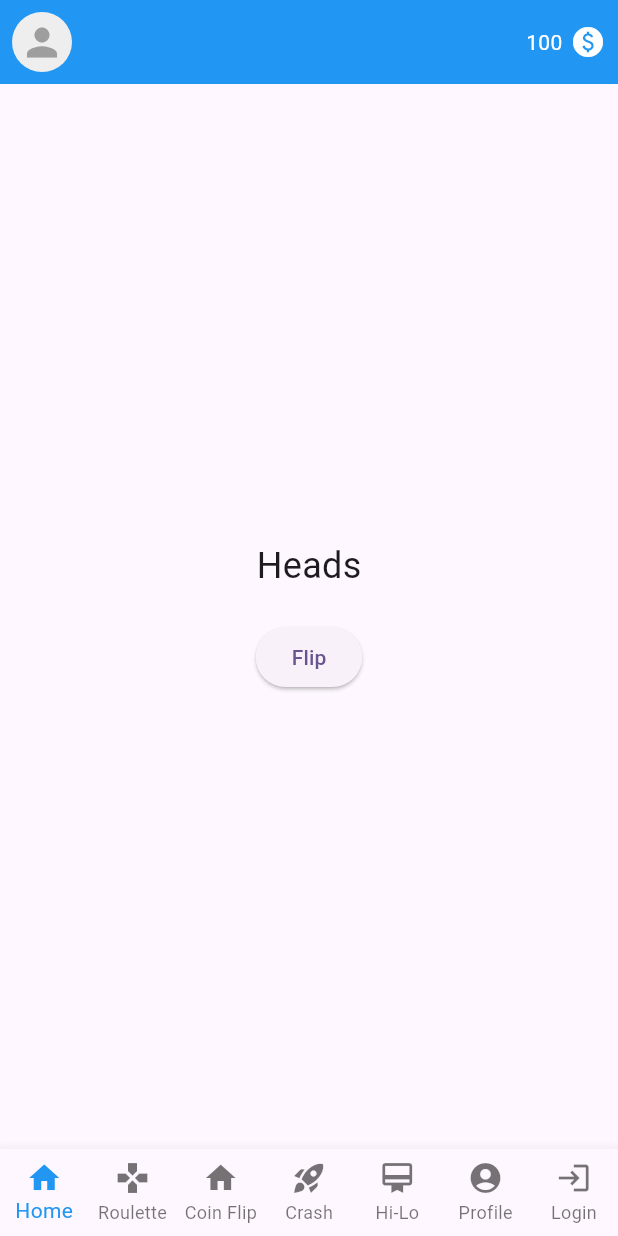
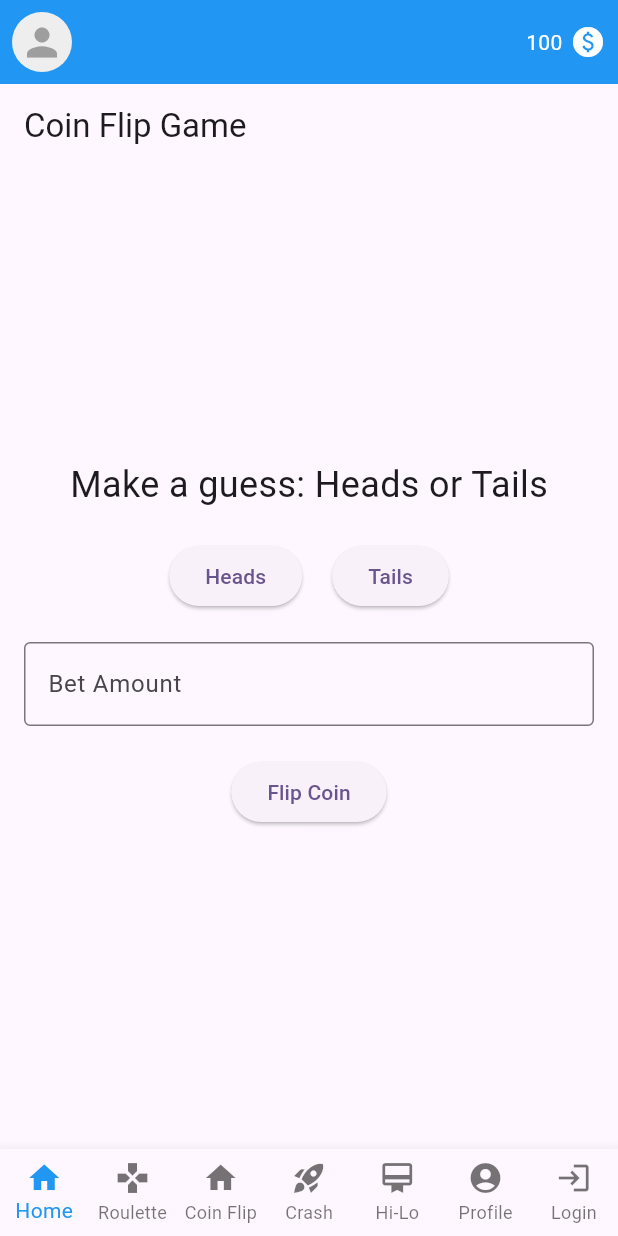
Before and after one commit to xedom/hsma_cpd_project, a Flutter app: the GameCoinFlipPage screen opened by its route, on a phone screen of 412 x 824 dp. Run offline on Flutter 3.47's test engine with Material 3 defaults, Android fonts, the light colour scheme and no system bars; our stand-ins replace fl_chart, go_router; network calls fail.

Commit message:
added coinflip game

```diff
--- a/lib/screens/game_coinflip.dart
+++ b/lib/screens/game_coinflip.dart
@@ -10,31 +10,112 @@ class GameCoinFlipPage extends StatefulWidget {
 }
 
 class _GameCoinFlipPageState extends State<GameCoinFlipPage> {
-  final Random random = Random();
-  bool isHeads = true;
+  final TextEditingController _betController = TextEditingController();
+  String _userGuess = '';
+  String _coinResult = '';
+  String _message = '';
+  bool _isHeads = true;
 
-  void flipCoin() {
+  void _flipCoin() {
     setState(() {
-      isHeads = random.nextBool();
+      double bet = double.tryParse(_betController.text) ?? 0;
+
+      _isHeads = Random().nextBool();
+      _coinResult = _isHeads ? 'Heads' : 'Tails';
+
+      if (_userGuess == _coinResult) {
+        _message = 'You won ${bet * 2} coins!';
+      } else {
+        _message = 'You lost ${bet.toStringAsFixed(2)} coins!';
+      }
     });
+  }
+
+  @override
+  void dispose() {
+    _betController.dispose();
+    super.dispose();
   }
 
   @override
   Widget build(BuildContext context) {
     return Scaffold(
-      body: Center(
+      appBar: AppBar(
+        title: const Text('Coin Flip Game'),
+      ),
+      body: Padding(
+        padding: const EdgeInsets.all(16.0),
         child: Column(
           mainAxisAlignment: MainAxisAlignment.center,
           children: [
-            Text(
-              isHeads ? 'Heads' : 'Tails',
-              style: const TextStyle(fontSize: 24),
+            const Text(
+              'Make a guess: Heads or Tails',
+              style: TextStyle(fontSize: 24),
+            ),
+            const SizedBox(height: 20),
+            Row(
+              mainAxisAlignment: MainAxisAlignment.center,
+              children: [
+                ElevatedButton(
+                  onPressed: () {
+                    setState(() {
+                      _userGuess = 'Heads';
+                    });
+                  },
+                  child: const Text('Heads'),
+                  // style: ElevatedButton.styleFrom(
+                  //   primary: _userGuess == 'Heads' ? Colors.blue : Colors.grey,
+                  // ),
+                ),
+                const SizedBox(width: 20),
+                ElevatedButton(
+                  onPressed: () {
+                    setState(() {
+                      _userGuess = 'Tails';
+                    });
+                  },
+                  child: const Text('Tails'),
+                  // style: ElevatedButton.styleFrom(
+                  //   primary: _userGuess == 'Tails' ? Colors.blue : Colors.grey,
+                  // ),
+                ),
+              ],
+            ),
+            const SizedBox(height: 20),
+            TextField(
+              controller: _betController,
+              decoration: InputDecoration(
+                labelText: 'Bet Amount',
+                border: OutlineInputBorder(),
+              ),
+              keyboardType:
+                  const TextInputType.numberWithOptions(decimal: true),
             ),
             const SizedBox(height: 20),
             ElevatedButton(
-              onPressed: flipCoin,
-              child: const Text('Flip'),
+              onPressed: _flipCoin,
+              child: Text('Flip Coin'),
             ),
+            const SizedBox(height: 20),
+            if (_coinResult.isNotEmpty)
+              Column(
+                children: [
+                  Text(
+                    'Result: $_coinResult',
+                    style: TextStyle(fontSize: 24),
+                  ),
+                  SizedBox(height: 10),
+                  Image.asset(
+                    _isHeads ? 'assets/heads.png' : 'assets/tails.png',
+                    height: 100,
+                    width: 100,
+                  ),
+                  SizedBox(height: 20),
+                  Text(_message,
+                      style: const TextStyle(
+                          fontSize: 18, fontWeight: FontWeight.bold)),
+                ],
+              ),
           ],
         ),
       ),
--- a/lib/widgets/roulette_widget.dart
+++ b/lib/widgets/roulette_widget.dart
@@ -54,7 +54,8 @@ class _RouletteWidgetState extends State<RouletteWidget>
               builder: (context, child) {
                 var angle = rouletteLogic.calculateCurrentAngle();
                 WidgetsBinding.instance.addPostFrameCallback((_) {
-                  widget.onAnimationEnd(rouletteLogic.extractedNumber);
+                  widget.onAnimationEnd(
+                      rouletteLogic.extractedNumber.toInt()); // TODO temp fix
                 });
                 return Transform.rotate(angle: angle, child: child);
               },
--- a/pubspec.yaml
+++ b/pubspec.yaml
@@ -57,6 +57,8 @@ flutter:
     - assets/rocket.png
     - assets/roulette.png
     - assets/roulette_ball.png
+    - assets/heads.png
+    - assets/tails.png
 
   # An image asset can refer to one or more resolution-specific "variants", see
   # https://flutter.dev/assets-and-images/#resolution-aware
```
Also changed, not shown: assets/heads.png (added), assets/tails.png (added).
